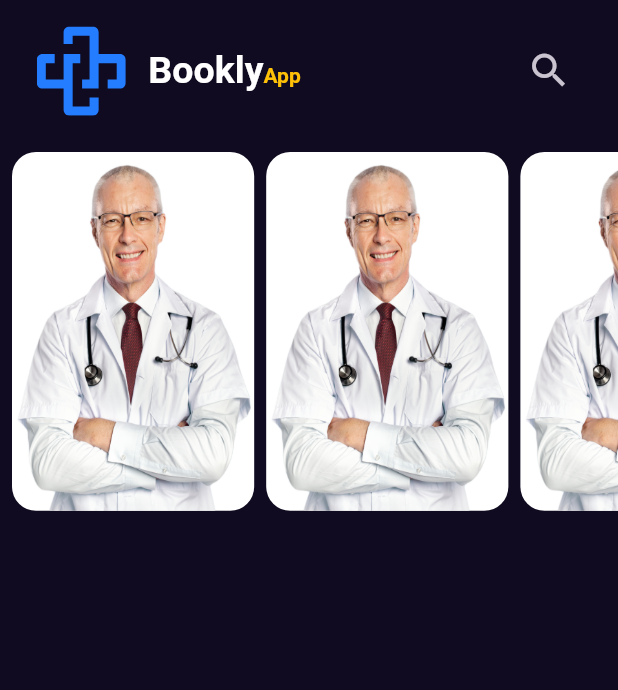
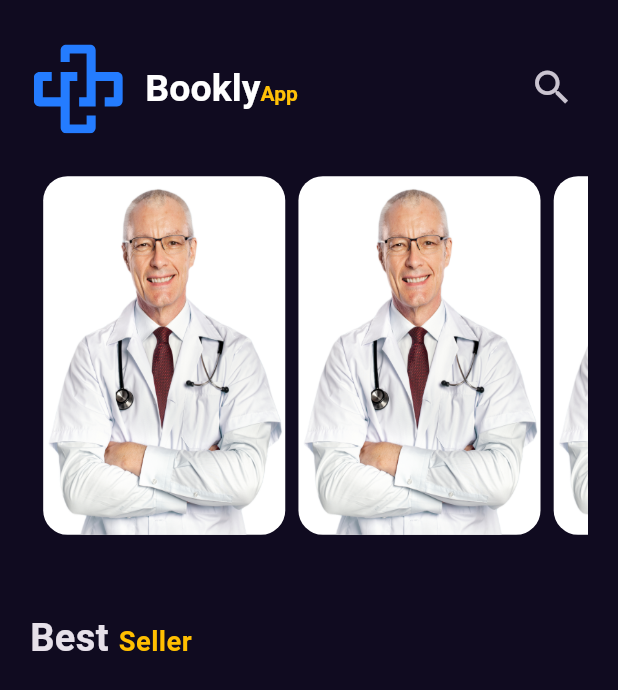
Before and after one commit to NumanSh/BooklyApp, a Flutter app: the screen it shows after launch, on a phone screen of 412 x 824 dp. Shown: the top 690 px of the screen. Run offline on Flutter 3.47's test engine with Material 3 defaults, Android fonts, the phone set to English and light mode, and no system bars; our stand-ins replace flutter_screenutil, flutter_svg, gap, get.

Commit message:
- added styles file - custom the title in home view

```diff
--- a/bookly_app/lib/core/themes/colors/colors.dart
+++ b/bookly_app/lib/core/themes/colors/colors.dart
@@ -1,4 +1,5 @@
 import 'package:flutter/material.dart';
 
 const kprimaryColor = Color(0xff100b20);
+const kamberColor = Color(0xffffbf00);
 const kHomeTransitionDuration = Duration(milliseconds: 300);
--- /dev/null
+++ b/bookly_app/lib/core/themes/colors/styles.dart
@@ -0,0 +1,13 @@
+import 'package:flutter/material.dart';
+import 'package:flutter_screenutil/flutter_screenutil.dart';
+
+class Styles {
+  static TextStyle fontSize25Bold = TextStyle(
+    fontSize: 25.sp,
+    fontWeight: FontWeight.w700,
+  );
+  static TextStyle fontSize18SemiBold = TextStyle(
+    fontSize: 18.sp,
+    fontWeight: FontWeight.w600,
+  );
+}
--- /dev/null
+++ b/bookly_app/lib/features/home/presentaion/view/widgets/custom_text.dart
@@ -0,0 +1,24 @@
+import 'package:flutter/material.dart';
+
+import '../../../../../core/themes/colors/colors.dart';
+import '../../../../../core/themes/colors/styles.dart';
+
+class CustomHomeTextBestSeller extends StatelessWidget {
+  const CustomHomeTextBestSeller({super.key});
+
+  @override
+  Widget build(BuildContext context) {
+    return Text.rich(
+      TextSpan(
+        children: [
+          TextSpan(text: 'Best ', style: Styles.fontSize25Bold),
+          TextSpan(
+            text: 'Seller',
+            style: Styles.fontSize18SemiBold
+                .copyWith(fontWeight: FontWeight.bold, color: kamberColor),
+          ),
+        ],
+      ),
+    );
+  }
+}
--- a/bookly_app/lib/features/home/presentaion/view/widgets/customize_app_bar.dart
+++ b/bookly_app/lib/features/home/presentaion/view/widgets/customize_app_bar.dart
@@ -9,7 +9,7 @@ class CustomizeAppBar extends StatelessWidget {
   @override
   Widget build(BuildContext context) {
     return Padding(
-      padding: EdgeInsets.symmetric(horizontal: 20.w, vertical: 16.h),
+      padding: EdgeInsets.only(bottom: 20.h, top: 8.h),
       child: Row(
         children: [
           Row(
--- a/bookly_app/lib/features/home/presentaion/view/widgets/customize_list_view_item.dart
+++ b/bookly_app/lib/features/home/presentaion/view/widgets/customize_list_view_item.dart
@@ -1,4 +1,5 @@
 import 'package:flutter/material.dart';
+import 'package:flutter_screenutil/flutter_screenutil.dart';
 
 class FeatureListViewItem extends StatelessWidget {
   const FeatureListViewItem({super.key});
@@ -11,7 +12,7 @@ class FeatureListViewItem extends StatelessWidget {
         child: Container(
           decoration: BoxDecoration(
             color: Colors.white,
-            borderRadius: BorderRadius.circular(16),
+            borderRadius: BorderRadius.circular(16.r),
             image: const DecorationImage(
               fit: BoxFit.fill,
               image: AssetImage(
--- a/bookly_app/lib/features/home/presentaion/view/widgets/feature_book_list_view.dart
+++ b/bookly_app/lib/features/home/presentaion/view/widgets/feature_book_list_view.dart
@@ -1,4 +1,5 @@
 import 'package:flutter/material.dart';
+import 'package:flutter_screenutil/flutter_screenutil.dart';
 
 import 'customize_list_view_item.dart';
 
@@ -12,9 +13,9 @@ class FeatureBookListView extends StatelessWidget {
       child: ListView.builder(
         scrollDirection: Axis.horizontal,
         itemBuilder: (context, index) {
-          return const Padding(
-            padding: EdgeInsets.only(left: 8, top: 8),
-            child: FeatureListViewItem(),
+          return Padding(
+            padding: EdgeInsets.only(left: 8.w, top: 8.h),
+            child: const FeatureListViewItem(),
           );
         },
       ),
--- a/bookly_app/lib/features/home/presentaion/view/widgets/home_view_body.dart
+++ b/bookly_app/lib/features/home/presentaion/view/widgets/home_view_body.dart
@@ -1,4 +1,8 @@
+import 'package:bookly_app/core/themes/colors/colors.dart';
+import 'package:bookly_app/core/themes/colors/styles.dart';
 import 'package:flutter/material.dart';
+import 'package:flutter_screenutil/flutter_screenutil.dart';
+import 'package:gap/gap.dart';
 
 import 'customize_app_bar.dart';
 import 'feature_book_list_view.dart';
@@ -8,11 +12,37 @@ class HomeViewBody extends StatelessWidget {
 
   @override
   Widget build(BuildContext context) {
-    return const Scaffold(
-      body: Column(
+    return Scaffold(
+      body: Padding(
+        padding: const EdgeInsets.all(20),
+        child: Column(
+          crossAxisAlignment: CrossAxisAlignment.start,
+          children: [
+            const CustomizeAppBar(),
+            const FeatureBookListView(),
+            Gap(50.h),
+            const CustomHomeTextBestSeller()
+          ],
+        ),
+      ),
+    );
+  }
+}
+
+class CustomHomeTextBestSeller extends StatelessWidget {
+  const CustomHomeTextBestSeller({super.key});
+
+  @override
+  Widget build(BuildContext context) {
+    return Text.rich(
+      TextSpan(
         children: [
-          CustomizeAppBar(),
-          FeatureBookListView(),
+          TextSpan(text: 'Best ', style: Styles.fontSize25Bold),
+          TextSpan(
+            text: 'Seller',
+            style: Styles.fontSize18SemiBold
+                .copyWith(fontWeight: FontWeight.bold, color: kamberColor),
+          ),
         ],
       ),
     );
```
